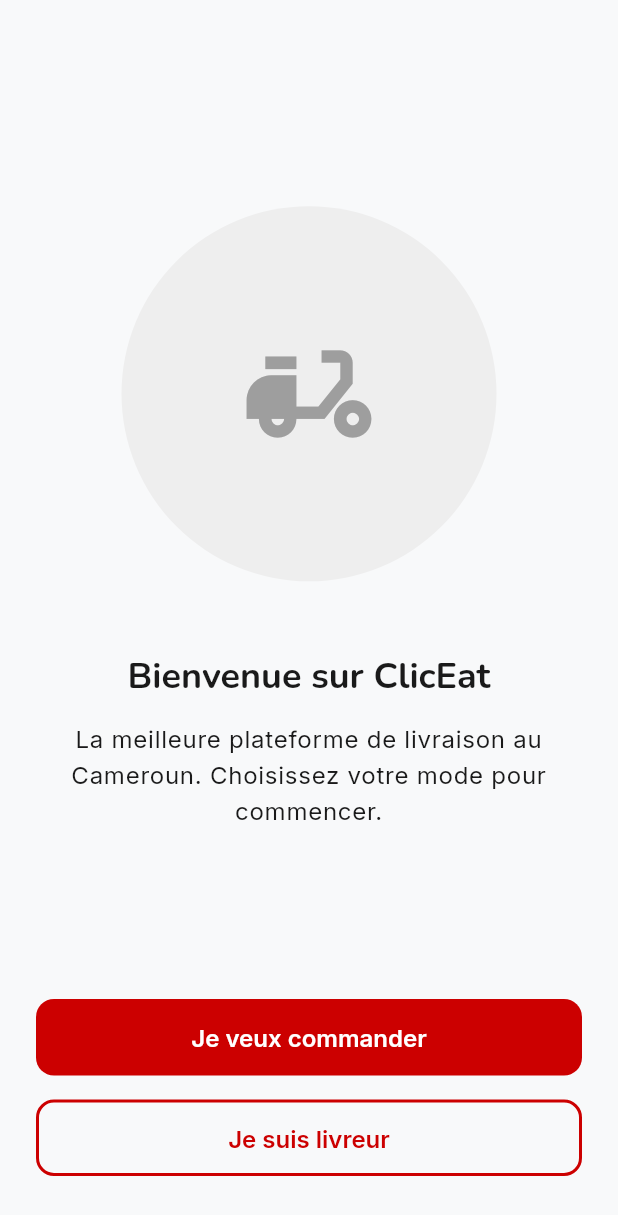
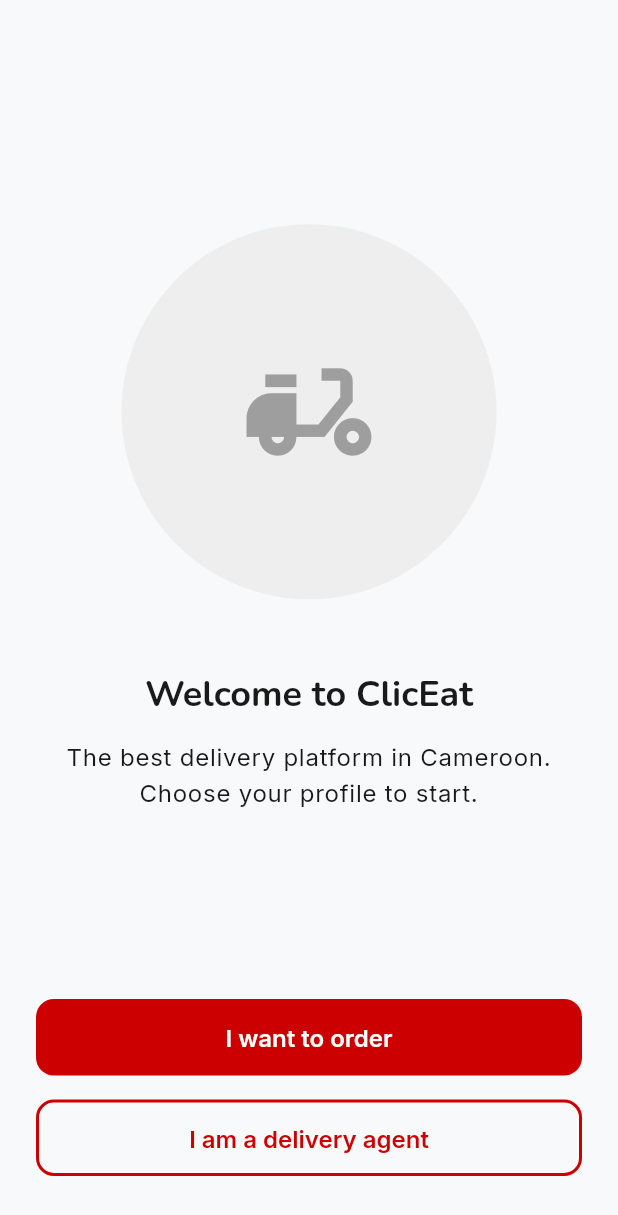
Before and after one commit to TheGoatIA/cliceat-mobile, a Flutter app: the screen it shows after launch, on a phone screen of 412 x 824 dp. Shown: the top 1215 px of the screen. Run offline on Flutter 3.47's test engine with Material 3 defaults, Android fonts, the phone set to English and light mode, and no system bars; our stand-ins replace chopper, drift, easy_localization, firebase_core, flutter_bloc, flutter_dotenv and 6 more; accounts and stored records are empty; generated files the repository leaves out were written again.

Commit message:
feat(i18n): complete French/English support across all UI screens
Replace all hardcoded French strings with i18n keys using easy_localization.
Add 14 new translation keys to both fr-FR.json and en-US.json covering
client navigation, delivery status, promotions, and shared labels.

https://claude.ai/code/session_017fnsYmMHiqkZX6wRNUQp9L

```diff
--- a/lib/features/auth/presentation/pages/onboarding_page.dart
+++ b/lib/features/auth/presentation/pages/onboarding_page.dart
@@ -1,3 +1,4 @@
+import 'package:easy_localization/easy_localization.dart';
 import 'package:flutter/material.dart';
 import 'package:go_router/go_router.dart';
 import '../../../../shared/widgets/primary_button.dart';
@@ -27,19 +28,19 @@ class OnboardingPage extends StatelessWidget {
               ),
               const SizedBox(height: 48),
               Text(
-                'Bienvenue sur ClicEat',
+                'onboarding.welcome'.tr(),
                 textAlign: TextAlign.center,
                 style: Theme.of(context).textTheme.displaySmall,
               ),
               const SizedBox(height: 16),
               Text(
-                'La meilleure plateforme de livraison au Cameroun. Choisissez votre mode pour commencer.',
+                'onboarding.subtitle'.tr(),
                 textAlign: TextAlign.center,
                 style: Theme.of(context).textTheme.bodyLarge,
               ),
               const Spacer(),
               PrimaryButton(
-                text: 'Je veux commander',
+                text: 'onboarding.btn_client'.tr(),
                 onPressed: () {
                   context.go('/client');
                 },
@@ -49,7 +50,7 @@ class OnboardingPage extends StatelessWidget {
                 onPressed: () {
                   context.go('/delivery');
                 },
-                child: const Text('Je suis livreur'),
+                child: Text('onboarding.btn_delivery'.tr()),
               ),
               const SizedBox(height: 16),
             ],
--- a/lib/features/client/home/presentation/pages/home_client_page.dart
+++ b/lib/features/client/home/presentation/pages/home_client_page.dart
@@ -13,7 +13,7 @@ class HomeClientPage extends StatelessWidget {
         title: Column(
           children: [
             Text(
-              'Livrer à',
+              'client.deliver_to'.tr(),
               style: theme.textTheme.bodySmall,
             ),
             Row(
@@ -104,14 +104,14 @@ class HomeClientPage extends StatelessWidget {
                   end: Alignment.topRight,
                 )
               ),
-              child: const Padding(
-                padding: EdgeInsets.all(16.0),
+              child: Padding(
+                padding: const EdgeInsets.all(16.0),
                 child: Column(
                   crossAxisAlignment: CrossAxisAlignment.start,
                   mainAxisAlignment: MainAxisAlignment.end,
                   children: [
-                    Text('Livraison Gratuite', style: TextStyle(color: Colors.white, fontSize: 20, fontWeight: FontWeight.bold)),
-                    Text('Sur votre 1ère commande', style: TextStyle(color: Colors.white, fontSize: 14)),
+                    Text('client.promo_free_delivery'.tr(), style: const TextStyle(color: Colors.white, fontSize: 20, fontWeight: FontWeight.bold)),
+                    Text('client.promo_first_order'.tr(), style: const TextStyle(color: Colors.white, fontSize: 14)),
                   ],
                 ),
               ),
--- a/lib/features/delivery/dashboard/presentation/pages/home_delivery_page.dart
+++ b/lib/features/delivery/dashboard/presentation/pages/home_delivery_page.dart
@@ -64,7 +64,7 @@ class _HomeDeliveryPageState extends State<HomeDeliveryPage> {
             crossAxisAlignment: CrossAxisAlignment.start,
             children: [
               Text(
-                'Statut',
+                'delivery.status'.tr(),
                 style: theme.textTheme.bodySmall,
               ),
               const SizedBox(height: 4),
@@ -129,7 +129,7 @@ class _HomeDeliveryPageState extends State<HomeDeliveryPage> {
             ),
             const SizedBox(height: 16),
             Text(
-              isOnline ? 'delivery.waiting_mission'.tr() : 'Vous êtes hors ligne',
+              isOnline ? 'delivery.waiting_mission'.tr() : 'delivery.you_are_offline'.tr(),
               style: theme.textTheme.titleLarge?.copyWith(
                 color: isOnline ? theme.colorScheme.primary : Colors.grey,
               ),
@@ -198,7 +198,7 @@ class _HomeDeliveryPageState extends State<HomeDeliveryPage> {
       crossAxisAlignment: CrossAxisAlignment.start,
       children: [
         Text(
-          'Dernières livraisons',
+          'delivery.recent_deliveries'.tr(),
           style: theme.textTheme.titleLarge,
         ),
         const SizedBox(height: 16),
```
Also changed, not shown: assets/translations/en-US.json (+15 -3 lines), assets/translations/fr-FR.json (+15 -3 lines), lib/features/client/home/presentation/pages/client_main_tab.dart (+12 -12 lines), lib/features/delivery/dashboard/presentation/pages/delivery_main_tab.dart (+12 -12 lines).
